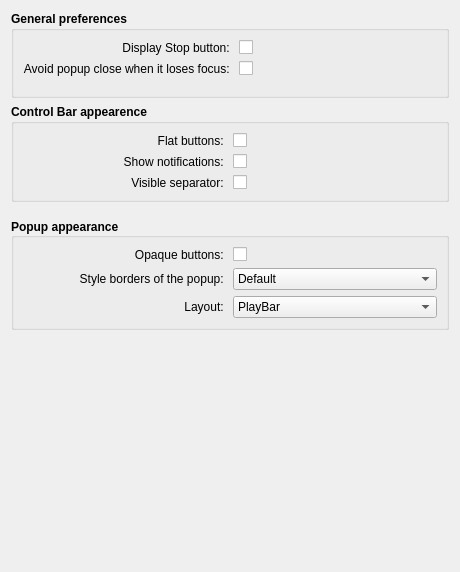
Before: the Qt Designer form contents/ui/config.ui in jsmitar/PlayBar, drawn with Qt 5.
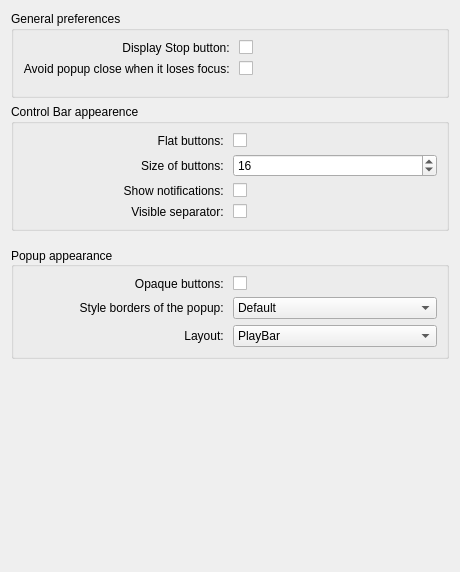
After: the same form once the commit is applied.

Commit message: various bug fixes and added new option for buttons size

Diff of the .ui file:
```diff
--- a/contents/ui/config.ui
+++ b/contents/ui/config.ui
@@ -30,8 +30,8 @@
     <widget class="QGroupBox" name="groupBox_3">
      <property name="font">
       <font>
-       <weight>75</weight>
-       <bold>true</bold>
+       <weight>50</weight>
+       <bold>false</bold>
       </font>
      </property>
      <property name="title">
@@ -141,9 +141,9 @@
     <widget class="QGroupBox" name="groupBox_2">
      <property name="font">
       <font>
-       <weight>75</weight>
+       <weight>50</weight>
        <italic>false</italic>
-       <bold>true</bold>
+       <bold>false</bold>
       </font>
      </property>
      <property name="title">
@@ -158,19 +158,49 @@
         <property name="sizeConstraint">
          <enum>QLayout::SetFixedSize</enum>
         </property>
-        <item row="1" column="0">
-         <widget class="QLabel" name="label_8">
-          <property name="font">
-           <font>
-            <weight>50</weight>
-            <bold>false</bold>
-           </font>
+        <item row="1" column="1">
+         <widget class="QSpinBox" name="kcfg_buttonSize">
+          <property name="sizePolicy">
+           <sizepolicy hsizetype="Minimum" vsizetype="Fixed">
+            <horstretch>0</horstretch>
+            <verstretch>0</verstretch>
+           </sizepolicy>
           </property>
-          <property name="text">
-           <string>Show notifications: </string>
+          <property name="inputMethodHints">
+           <set>Qt::ImhNone</set>
           </property>
-          <property name="alignment">
-           <set>Qt::AlignRight|Qt::AlignTrailing|Qt::AlignVCenter</set>
+          <property name="wrapping">
+           <bool>true</bool>
+          </property>
+          <property name="frame">
+           <bool>true</bool>
+          </property>
+          <property name="readOnly">
+           <bool>false</bool>
+          </property>
+          <property name="buttonSymbols">
+           <enum>QAbstractSpinBox::UpDownArrows</enum>
+          </property>
+          <property name="specialValueText">
+           <string/>
+          </property>
+          <property name="correctionMode">
+           <enum>QAbstractSpinBox::CorrectToNearestValue</enum>
+          </property>
+          <property name="keyboardTracking">
+           <bool>true</bool>
+          </property>
+          <property name="suffix">
+           <string/>
+          </property>
+          <property name="minimum">
+           <number>16</number>
+          </property>
+          <property name="maximum">
+           <number>50</number>
+          </property>
+          <property name="singleStep">
+           <number>2</number>
           </property>
          </widget>
         </item>
@@ -190,13 +220,6 @@
           </property>
          </widget>
         </item>
-        <item row="1" column="1">
-         <widget class="QCheckBox" name="kcfg_showNotifications">
-          <property name="text">
-           <string/>
-          </property>
-         </widget>
-        </item>
         <item row="0" column="1">
          <widget class="QCheckBox" name="kcfg_flatButtons">
           <property name="text">
@@ -205,6 +228,29 @@
          </widget>
         </item>
         <item row="2" column="0">
+         <widget class="QLabel" name="label_8">
+          <property name="font">
+           <font>
+            <weight>50</weight>
+            <bold>false</bold>
+           </font>
+          </property>
+          <property name="text">
+           <string>Show notifications: </string>
+          </property>
+          <property name="alignment">
+           <set>Qt::AlignRight|Qt::AlignTrailing|Qt::AlignVCenter</set>
+          </property>
+         </widget>
+        </item>
+        <item row="2" column="1">
+         <widget class="QCheckBox" name="kcfg_showNotifications">
+          <property name="text">
+           <string/>
+          </property>
+         </widget>
+        </item>
+        <item row="3" column="0">
          <widget class="QLabel" name="label_7">
           <property name="sizePolicy">
            <sizepolicy hsizetype="Preferred" vsizetype="Minimum">
@@ -226,13 +272,23 @@
           </property>
          </widget>
         </item>
-        <item row="2" column="1">
+        <item row="3" column="1">
          <widget class="QCheckBox" name="kcfg_separatorVisible">
           <property name="text">
            <string/>
           </property>
          </widget>
         </item>
+        <item row="1" column="0">
+         <widget class="QLabel" name="label_9">
+          <property name="text">
+           <string>Size of buttons: </string>
+          </property>
+          <property name="alignment">
+           <set>Qt::AlignRight|Qt::AlignTrailing|Qt::AlignVCenter</set>
+          </property>
+         </widget>
+        </item>
        </layout>
       </item>
      </layout>
@@ -258,8 +314,8 @@
     <widget class="QGroupBox" name="groupBox">
      <property name="font">
       <font>
-       <weight>75</weight>
-       <bold>true</bold>
+       <weight>50</weight>
+       <bold>false</bold>
       </font>
      </property>
      <property name="layoutDirection">
```
The commit also changes 8 other files.
